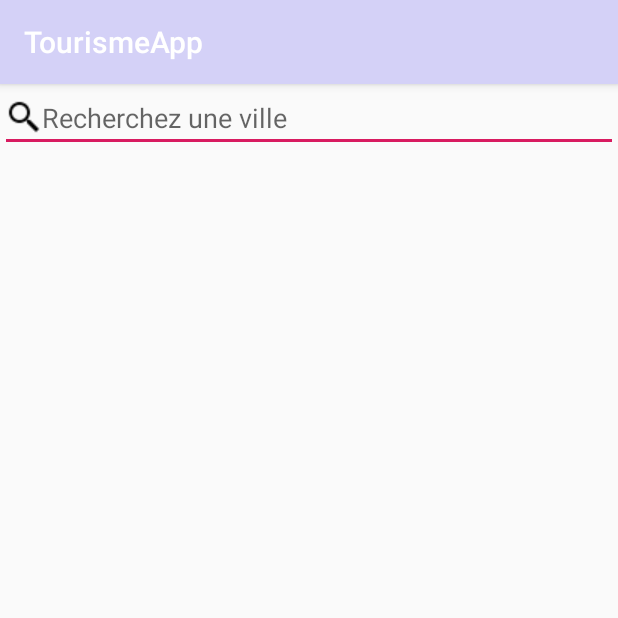
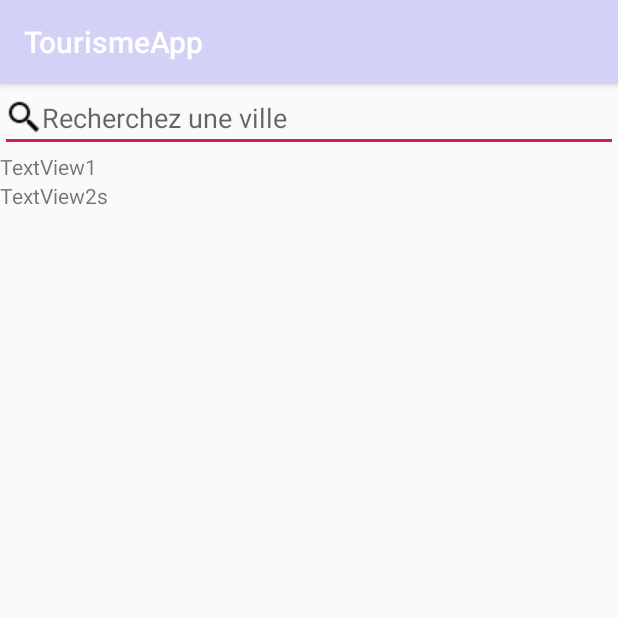
Before and after one commit to OUMAIMAKAB/TourismeApp, an Android app: the PageRechercheActivity screen opened directly, with no data from a screen before it, on a phone screen of 412 x 824 dp, the top half of it. Run offline under Robolectric (Android 15) with nearby library versions, the phone set to English and light mode, and no system bars.

Commit message:
Après le clic sur la barre de recherche de la page principale, on se redirige vers la page recheche. la premier fragment ListeSuggestion par catégories s'affiche et quand on commence à écrire des lettres le deuxième fragment replace le premier et affiche des suggestions de villes commencent par les lettres entrées.

```diff
--- /dev/null
+++ b/app/src/main/java/com/android/ensak/tourismeapp/ListeVillesFragment.java
@@ -0,0 +1,113 @@
+package com.android.ensak.tourismeapp;
+
+
+import android.annotation.SuppressLint;
+import android.content.Context;
+import android.os.Bundle;
+import android.support.annotation.Nullable;
+import android.support.v4.app.Fragment;
+import android.view.LayoutInflater;
+import android.view.View;
+import android.view.ViewGroup;
+import android.widget.Adapter;
+import android.widget.ArrayAdapter;
+import android.widget.ListView;
+import android.widget.TextView;
+import android.widget.Toast;
+
+import java.util.ArrayList;
+
+/**
+ * A simple {@link Fragment} subclass.
+ */
+public class ListeVillesFragment extends Fragment {
+
+     ListView listeViewRechercheVille;
+     VilleAdapter adapter2;
+     Context con;
+     String[] tableNomVille ;
+     String[] tabVille;
+     View viewGlobal;
+     ArrayAdapter<String> adapter;
+     private OnFragmentInteractionListenerListeVilles mListener;
+
+
+
+
+    @Override
+    public View onCreateView(LayoutInflater inflater, ViewGroup container,
+                             Bundle savedInstanceState) {
+        return inflater.inflate(R.layout.fragment_liste_villes, container, false);
+    }
+
+    @Override
+    public void onActivityCreated(Bundle savedInstanceState) {
+        super.onActivityCreated(savedInstanceState);
+        listeViewRechercheVille = (ListView) getView().findViewById(R.id.list_view_recherche_ville);
+    }
+
+
+
+
+
+    public void remplirListe(String s,String [] tableNomVill){
+        //  onActivityCreated(null);
+        if(!s.equals("")) {
+            tableNomVille = tableNomVill;
+            ArrayList<String> affiche = chercherVille(s);
+            tabVille = affiche.toArray(new String[affiche.size()]);
+            adapter2 = new VilleAdapter(con,R.layout.layout_ville_adapter,tabVille);
+            listeViewRechercheVille.setAdapter(adapter2);
+
+        }else {
+            listeViewRechercheVille.setAdapter(null);
+        }
+    }
+    public ArrayList<String> chercherVille(String s){
+        ArrayList<String> listVales=new ArrayList<String>();
+        for (String v: tableNomVille
+                ) {
+            if( v.startsWith(s) ){
+                listVales.add(v);
+            }
+        }
+        return listVales;
+    }
+
+
+    @Override
+    public void onAttach(Context context) {
+        super.onAttach(context);
+        if (context instanceof OnFragmentInteractionListenerListeVilles) {
+            mListener = (OnFragmentInteractionListenerListeVilles) context;
+        } else {
+            throw new RuntimeException(context.toString()
+                    + " must implement OnFragmentInteractionListener");
+        }
+
+    }
+
+    @Override
+    public void onResume() {
+        super.onResume();
+
+    }
+
+    @Override
+    public void onDetach() {
+        super.onDetach();
+        mListener = null;
+    }
+
+    public void initContext(Context context) {
+        con = context;
+    }
+
+    public interface OnFragmentInteractionListenerListeVilles {
+        public void onClick(String mode);
+    }
+
+
+
+
+}
--- a/app/src/main/java/com/android/ensak/tourismeapp/PageRechercheActivity.java
+++ b/app/src/main/java/com/android/ensak/tourismeapp/PageRechercheActivity.java
@@ -1,67 +1,70 @@
 package com.android.ensak.tourismeapp;
 
+import android.content.Context;
+import android.support.v4.app.FragmentActivity;
+import android.support.v4.app.FragmentManager;
 import android.support.v7.app.AppCompatActivity;
 import android.os.Bundle;
 import android.text.Editable;
 import android.text.TextWatcher;
-import android.widget.ArrayAdapter;
 import android.widget.EditText;
-import android.widget.ListView;
-import android.widget.TextView;
 
-import java.util.ArrayList;
+public class PageRechercheActivity extends AppCompatActivity implements ListeVillesFragment.OnFragmentInteractionListenerListeVilles{
 
-public class PageRechercheActivity extends AppCompatActivity {
-    String[] tableNomVille;
-    ArrayAdapter<String> adapter;
-    ListView listeViewRechercheVille;
 
-    String[] tabVille;
-    String chaineDefault = "rabat";
+    FragmentManager fragmentManager;
+    ListeVillesFragment listeVillesFragment;
+    listeSuggestionsFragment listeSuggestionsFragment;
+    Context context;
+    FragmentActivity myContext;
+    String[] tableNomVille ;
+    EditText editText;
 
     @Override
     protected void onCreate(Bundle savedInstanceState) {
         super.onCreate(savedInstanceState);
         setContentView(R.layout.activity_page_recherche);
-        tableNomVille= getResources().getStringArray(R.array.villes);
-        listeViewRechercheVille=(ListView) findViewById(R.id.listeViewRechercheVille);
-        EditText editText=findViewById(R.id.barreRecherchePageRecherche);
+        editText=findViewById(R.id.barreRecherchePageRecherche);
+        myContext= this;
+        listeVillesFragment =new ListeVillesFragment();
+        listeSuggestionsFragment =new listeSuggestionsFragment();
+        listeVillesFragment.initContext(myContext);
+        fragmentManager=getSupportFragmentManager();
+        tableNomVille = getResources().getStringArray(R.array.villes);
+        getSupportFragmentManager().beginTransaction().add(R.id.content_fragment_page_recherche,listeVillesFragment,"fragment2")
+                .add(R.id.content_fragment_page_recherche, listeSuggestionsFragment,"fragment1")
+                 .show(listeSuggestionsFragment)
+                 .hide(listeVillesFragment).commit();
+
+
         editText.addTextChangedListener(new TextWatcher() {
             @Override
             public void beforeTextChanged(CharSequence s, int start, int count, int after) {
             }
             @Override
-            public void onTextChanged(CharSequence s, int start, int before, int count) {
-
-                remplirListe(s.toString());
+            public void onTextChanged(CharSequence s, int start, int before, int count)
+            {
+                        if(s.toString().equals("")){
+                            getSupportFragmentManager().beginTransaction().show(listeSuggestionsFragment).hide(listeVillesFragment).commit();
+                        }else {
+                            getSupportFragmentManager().beginTransaction().show(listeVillesFragment).hide(listeSuggestionsFragment).commit();
+                            listeVillesFragment.remplirListe(s.toString(), tableNomVille);
+                        }
+                        /*
+                     getSupportFragmentManager().beginTransaction().replace(R.id.content_fragment_page_recherche,listeVillesFragment).commit();
+                     getSupportFragmentManager().beginTransaction().show(listeVillesFragment).commit();
+                     listeVillesFragment.remplirListe(s.toString(),tableNomVille);
+                     */
             }
             @Override
-            public void afterTextChanged(Editable s) {
-            }
+            public void afterTextChanged(Editable s){}
         });
-    }
-
-    public ArrayList<String> chercherVille(String s){
-        ArrayList<String> listVales=new ArrayList<String>();
-        for (String v: tableNomVille
-             ) {
-           if( v.startsWith(s) ){
-               listVales.add(v);
-           }
-        }
-        return listVales;
-    }
+                   }
 
 
-    public void remplirListe(String s){
-        if(!s.equals("")) {
-            ArrayList<String> affiche = chercherVille(s);
-            tabVille = affiche.toArray(new String[affiche.size()]);
 
-            adapter = new ArrayAdapter<String>(this, android.R.layout.simple_list_item_1, tabVille);
-            listeViewRechercheVille.setAdapter(adapter);
-        }else {
-            listeViewRechercheVille.setAdapter(null);
-        }
+    @Override
+    public void onClick(String mode) {
+
     }
 }
--- /dev/null
+++ b/app/src/main/java/com/android/ensak/tourismeapp/listeSuggestionsFragment.java
@@ -0,0 +1,30 @@
+package com.android.ensak.tourismeapp;
+
+
+import android.os.Bundle;
+import android.support.v4.app.Fragment;
+import android.view.LayoutInflater;
+import android.view.View;
+import android.view.ViewGroup;
+import android.widget.TextView;
+
+/**
+ * A simple {@link Fragment} subclass.
+ */
+public class listeSuggestionsFragment extends Fragment {
+
+
+    public listeSuggestionsFragment() {
+        // Required empty public constructor
+    }
+
+
+    @Override
+    public View onCreateView(LayoutInflater inflater, ViewGroup container,
+                             Bundle savedInstanceState) {
+        return  inflater.inflate(R.layout.fragment_liste_suggestions,container,false);
+    }
+
+
+
+}
--- a/app/src/main/res/layout/activity_page_recherche.xml
+++ b/app/src/main/res/layout/activity_page_recherche.xml
@@ -18,10 +18,13 @@
         android:drawableLeft="@drawable/icon_recherche"
         />
 
+<LinearLayout
+    android:layout_width="match_parent"
+    android:layout_height="wrap_content"
+    android:orientation="vertical"
+    android:id="@+id/content_fragment_page_recherche"
+    ></LinearLayout>
 
 
-    <ListView
-        android:layout_width="match_parent"
-        android:layout_height="wrap_content"
-        android:id="@+id/listeViewRechercheVille"/>
+
 </LinearLayout>
--- /dev/null
+++ b/app/src/main/res/layout/fragment_liste_suggestions.xml
@@ -0,0 +1,20 @@
+<?xml version="1.0" encoding="utf-8"?>
+<LinearLayout
+    xmlns:android="http://schemas.android.com/apk/res/android" android:layout_width="match_parent"
+    android:layout_height="match_parent"
+    android:orientation="vertical">
+
+    <TextView
+        android:id="@+id/textView"
+        android:layout_width="wrap_content"
+        android:layout_height="wrap_content"
+        android:layout_weight="1"
+        android:text="TextView1" />
+
+    <TextView
+        android:id="@+id/textView2"
+        android:layout_width="wrap_content"
+        android:layout_height="wrap_content"
+        android:layout_weight="1"
+        android:text="TextView2s" />
+</LinearLayout>
```
Also changed, not shown: app/src/main/java/com/android/ensak/tourismeapp/VilleAdapter.java (added, +29 -0 lines), app/src/main/res/layout/activity_main.xml (+14 -2 lines), app/src/main/res/layout/fragment_liste_villes.xml (added, +14 -0 lines), app/src/main/res/layout/layout_ville_adapter.xml (added, +14 -0 lines), app/src/main/res/drawable/image_page_principale.PNG (added).
